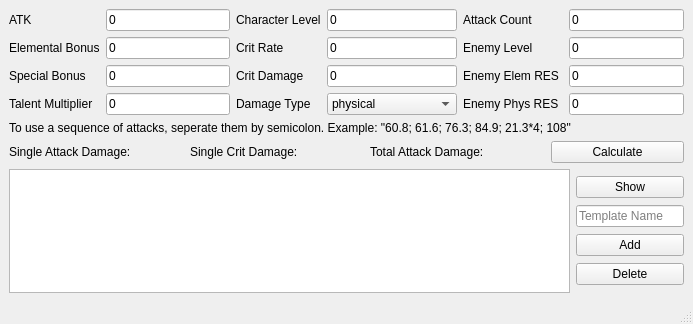
The window that mainWindow.ui (Selmentausen/GIDC) describes before a commit, drawn with Qt 5.
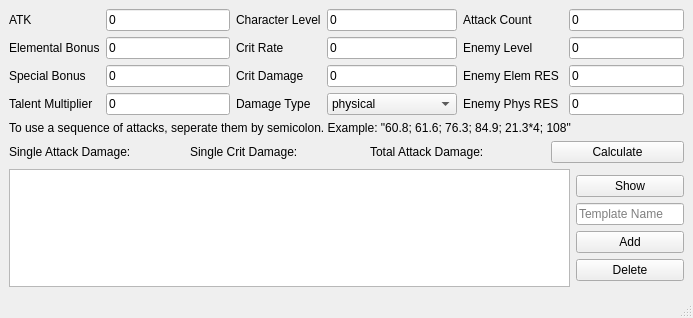
The same window after the commit.

Commit message: refactoring moved all damage calculations to separate module

What changed in the file:
```diff
--- a/mainWindow.ui
+++ b/mainWindow.ui
@@ -7,7 +7,7 @@
     <x>0</x>
     <y>0</y>
     <width>693</width>
-    <height>324</height>
+    <height>318</height>
    </rect>
   </property>
   <property name="windowTitle">
@@ -337,7 +337,7 @@
       <item>
        <layout class="QHBoxLayout" name="templateLayout" stretch="1,0">
         <item>
-         <widget class="QTableWidget" name="templateTable"/>
+         <widget class="QListWidget" name="listWidget"/>
         </item>
         <item>
          <layout class="QVBoxLayout" name="templateInputLayout">
```
The commit also changes 2 other files.
